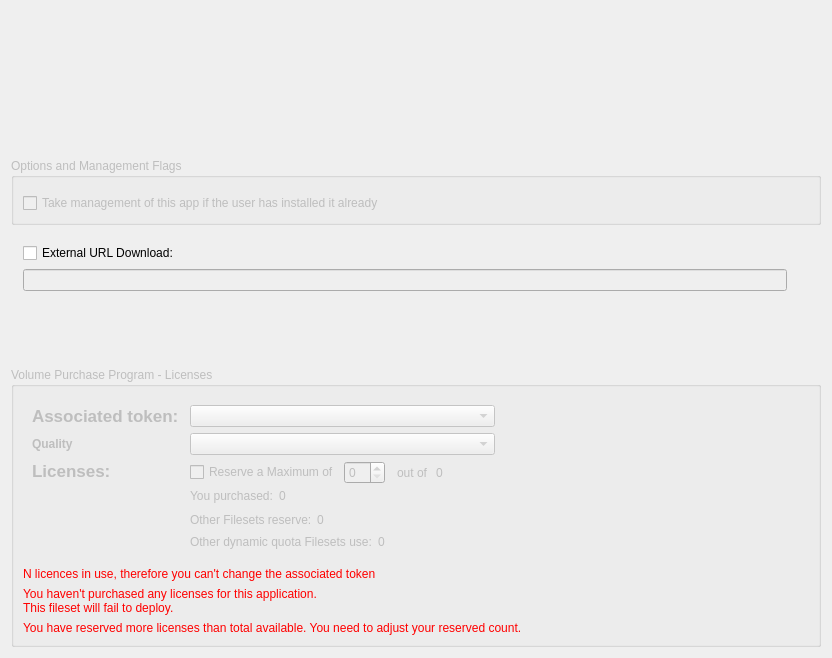
fw-dev/translations, file FWAdminLib/IOSAppDetailsTab.ui: the form before one commit.
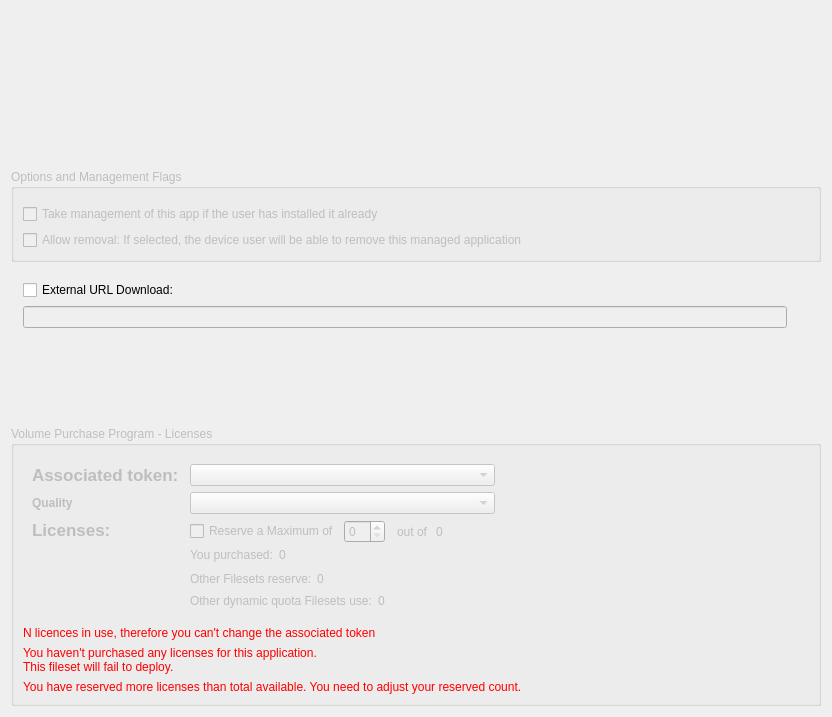
The form after the commit. Custom widgets are drawn as their Qt base class.

The edit to the form file:
```diff
--- a/FWAdminLib/IOSAppDetailsTab.ui
+++ b/FWAdminLib/IOSAppDetailsTab.ui
@@ -7,7 +7,7 @@
     <x>0</x>
     <y>0</y>
     <width>832</width>
-    <height>658</height>
+    <height>717</height>
    </rect>
   </property>
   <layout class="QGridLayout" name="gridLayout_2">
@@ -271,6 +271,13 @@
              </property>
             </widget>
            </item>
+           <item>
+            <widget class="QCheckBox" name="checkRemovableApp">
+             <property name="text">
+              <string>Allow removal: If selected, the device user will be able to remove this managed application</string>
+             </property>
+            </widget>
+           </item>
           </layout>
          </widget>
         </item>
```
Left out of the diff: 1 changed line with no effect on the pictures.
